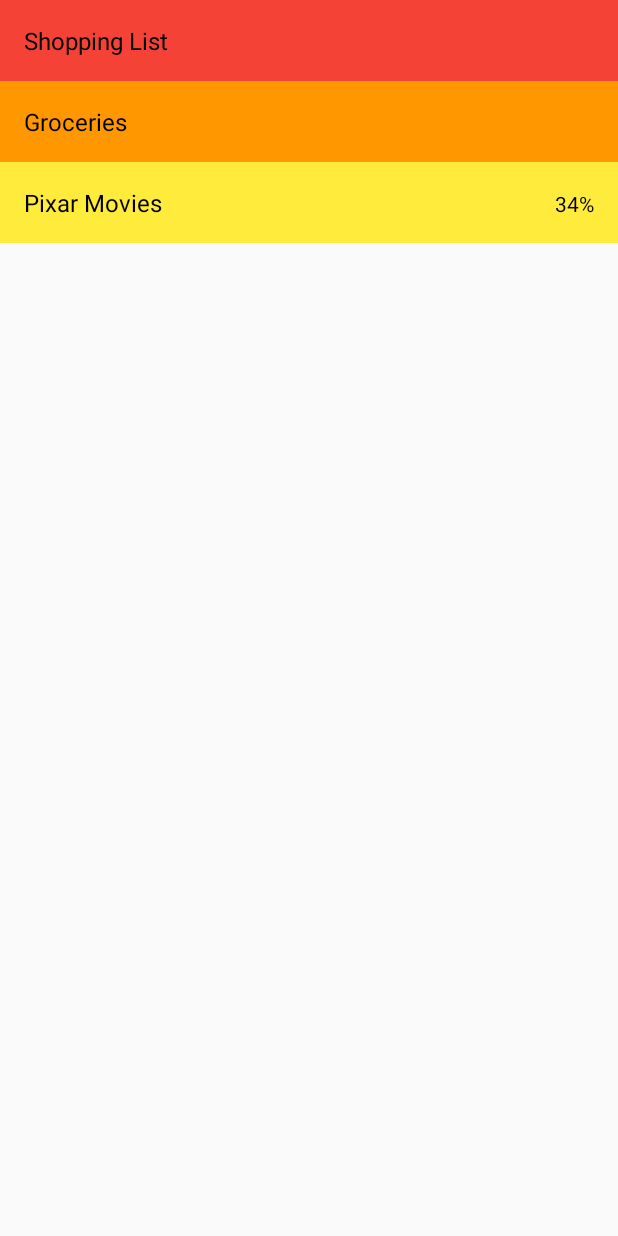
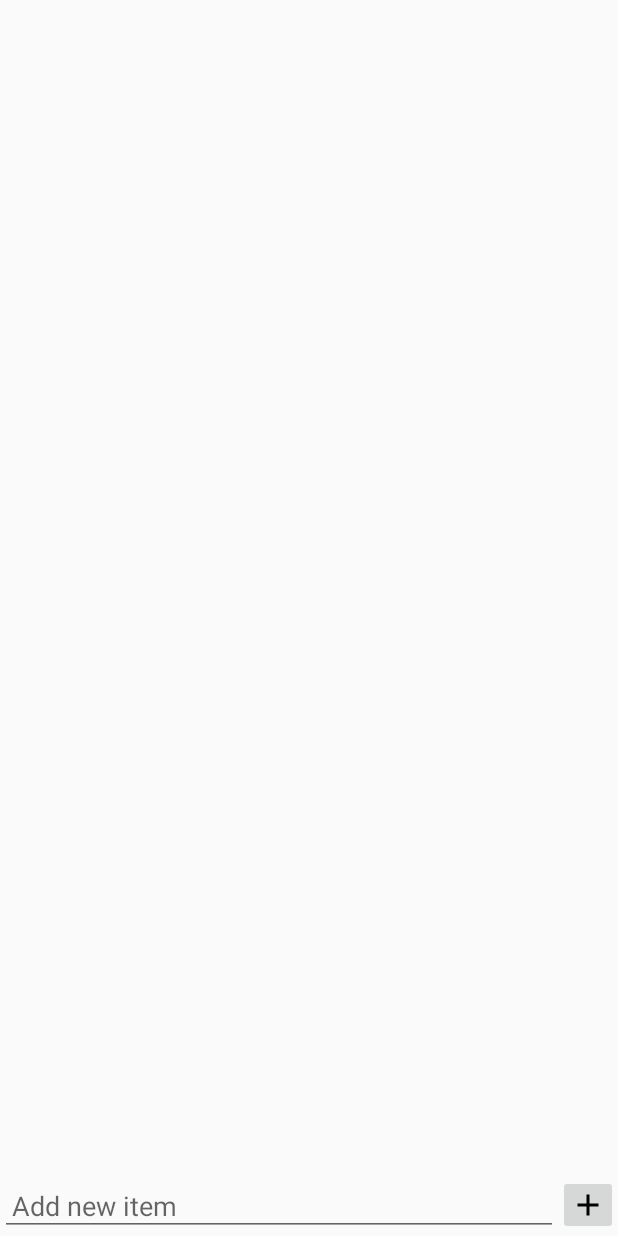
Before and after one commit to CapybarasUnited/CS460, an Android app: the MainActivity screen opened directly, with no data from a screen before it, after a tap on "To Do", on a phone screen of 412 x 824 dp. Run offline under Robolectric (Android 15) with nearby library versions, the phone set to English and light mode, and no system bars.

Commit message:
Changed what clicking on list item in main screen goes to, it goes to checklist activity now

```diff
--- a/app/src/main/java/com/cs460/finalprojectfirstdraft/activities/ListActivity.java
+++ b/app/src/main/java/com/cs460/finalprojectfirstdraft/activities/ListActivity.java
@@ -29,8 +29,8 @@ public class ListActivity extends AppCompatActivity {
 
         // Step 2: Initialize data for the RecyclerView
         itemList = new ArrayList<>();
-        itemList.add(new ListItem("Shopping List", "List", null));
-        itemList.add(new ListItem("Groceries", "Entry", null));
+        itemList.add(new ListItem("Shopping List", "List", 0));
+        itemList.add(new ListItem("Groceries", "Entry", 0));
         itemList.add(new ListItem("Pixar Movies", "Entry", 34)); // 34% progress
 
         // Step 3: Set up RecyclerView
--- a/app/src/main/java/com/cs460/finalprojectfirstdraft/activities/MainActivity.java
+++ b/app/src/main/java/com/cs460/finalprojectfirstdraft/activities/MainActivity.java
@@ -53,8 +53,8 @@ public class MainActivity extends AppCompatActivity {
 
         // Initialize the list and add some sample data
         itemList = new ArrayList<>();
-        itemList.add(new ListItem("To Do", "Task", null));
-        itemList.add(new ListItem("Shopping", "Shopping", null));
+        itemList.add(new ListItem("To Do", "Task", 0));
+        itemList.add(new ListItem("Shopping", "Shopping", 0));
         itemList.add(new ListItem("Pixar Movies", "Movies", 34)); // Progress is 34%
 
         // Set up the RecyclerView with the adapter and click listener
@@ -63,7 +63,7 @@ public class MainActivity extends AppCompatActivity {
 
             if (clickedItem.getType().equals("Task")) {
                 // Example: Navigate to another activity
-                Intent intent = new Intent(MainActivity.this, ListActivity.class);
+                Intent intent = new Intent(MainActivity.this, ChecklistActivity.class);
                 intent.putExtra("itemTitle", clickedItem.getTitle());
                 startActivity(intent);
             } else {
--- a/app/src/main/java/com/cs460/finalprojectfirstdraft/activities/RecyclerViewActivity.java
+++ b/app/src/main/java/com/cs460/finalprojectfirstdraft/activities/RecyclerViewActivity.java
@@ -60,9 +60,9 @@ public class RecyclerViewActivity extends AppCompatActivity {
 
         // Initialize the list and add some sample data
         itemList = new ArrayList<>();
-        itemList.add(new ListItem("To Do", "Task", null));
-        itemList.add(new ListItem("Shopping", "Shopping", null));
-        itemList.add(new ListItem("Pixar Movies", "Movies", null));
+        itemList.add(new ListItem("To Do", "Task", 0));
+        itemList.add(new ListItem("Shopping", "Shopping", 0));
+        itemList.add(new ListItem("Pixar Movies", "Movies", 0));
 
         // Inside RecyclerViewActivity
         adapter = new RecyclerViewAdapter(itemList, position -> {
```
